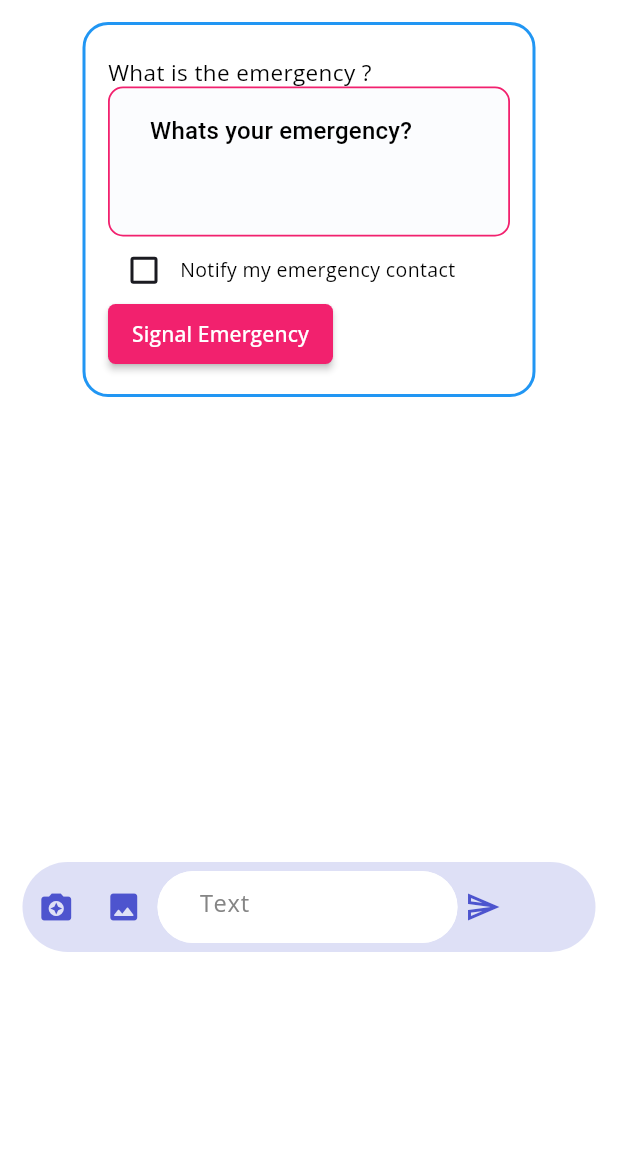
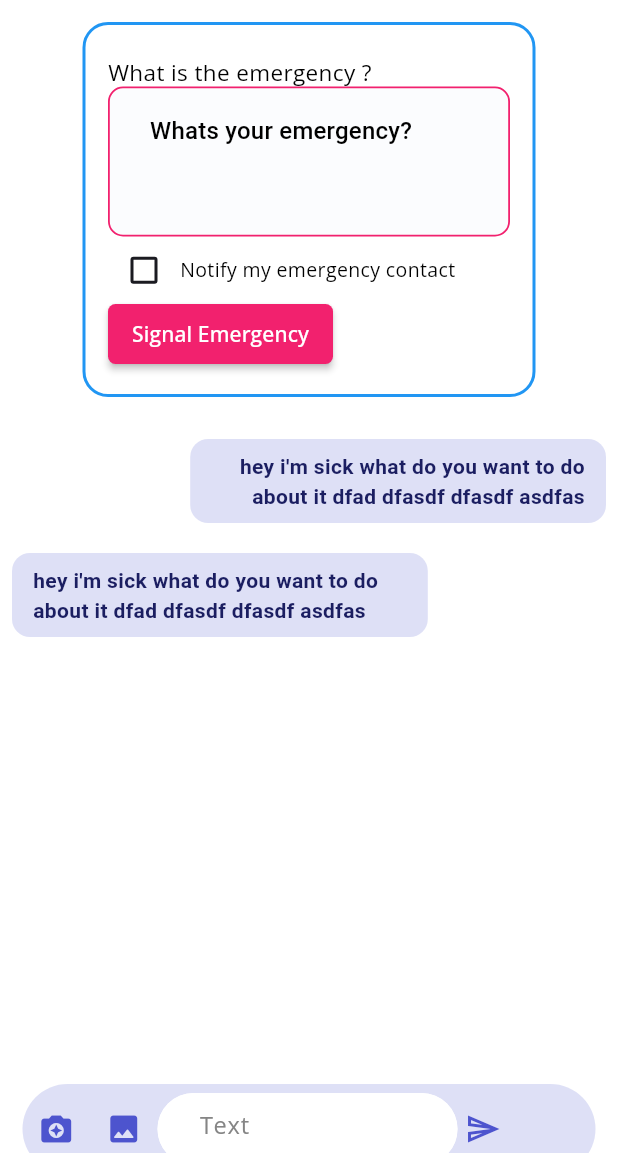
Before and after one commit to winninggodspower/mobi_health, a Flutter app: the ChatScreen screen opened directly, after a tap on "Signal Emergency", on a phone screen of 412 x 824 dp, the part 83-1236 px from its top. Run offline on Flutter 3.47's test engine with Material 3 defaults, Android fonts, the phone set to English and light mode, and no system bars; our stand-ins replace cloud_firestore, country_picker, firebase_auth, firebase_core, flutter_local_notifications, flutter_svg and 7 more; missing offline and left inert: dart:ffi, health, workmanager; accounts and stored records are empty; Roboto replaces fonts that are missing (Alegreya).

Commit message:
add chat bubble

```diff
--- a/lib/pages/dashboard_pages/chat_page/chat_screen.dart
+++ b/lib/pages/dashboard_pages/chat_page/chat_screen.dart
@@ -1,10 +1,8 @@
+import 'dart:ffi';
+
 import 'chat_widget.dart';
 import '../action_dropDown/export_action_drop_down.dart';
 import 'package:mobi_health/svg_assets.dart';
-
-
-
-// bool isSignalClick = false;
 
 
 class ChatScreen extends StatefulWidget {
@@ -19,6 +17,7 @@ class _ChatScreenState extends State<ChatScreen> {
   Widget build(BuildContext context) {
     return Scaffold(
         backgroundColor: AppColors.backgroundColor,
+        // bottomNavigationBar: ,
         body: SafeArea(
             child: Container(
                 // color: Colors.red,
@@ -91,10 +90,74 @@ class _ChatScreenState extends State<ChatScreen> {
                       const SizedBox(
                         height: 10,
                       ),
+                      const    Padding(
+                        padding: const EdgeInsets.all(8.0),
+                        child: Column(
+                          children: [
+                            ChatBubble(
+                              isMe: true,
+                              message: 'hey i\'m sick what do you want to do about it dfad dfasdf dfasdf asdfas',
+                              ),
+                            SizedBox(height: 20,),
+                            ChatBubble(
+                              message: 'hey i\'m sick what do you want to do about it dfad dfasdf dfasdf asdfas',
+                              ),
+                          ],
+                        ),
+                      ),
                       const ChatBox()
                     ],
                   ),
                 ))));
+  }
+}
+
+class ChatBubble extends StatelessWidget {
+  final bool isMe;
+  final String message;
+
+  const ChatBubble({
+    super.key,
+    required this.message,
+    this.isMe = false,
+  });
+
+  @override
+  Widget build(BuildContext context) {
+    return LayoutBuilder(
+      builder: (context, constraints) {
+        double maxWidth = constraints.maxWidth * 0.7;
+        return Row(
+          mainAxisAlignment: isMe ? MainAxisAlignment.end: MainAxisAlignment.start,
+          children: [
+            Container(
+              constraints: BoxConstraints(
+                maxWidth: maxWidth, // Set the maximum width to 70% of the screen width
+              ),
+              decoration: BoxDecoration(
+                color: AppColors.primary_200Color,
+                borderRadius: BorderRadius.circular(12),
+              ),
+              padding: const EdgeInsets.symmetric(
+                  horizontal: 14, vertical: 8),
+              child: Text(
+                message,
+                softWrap: true,
+                style: Theme.of(context)
+                    .textTheme
+                    .bodyMedium!
+                    .copyWith(
+                      fontSize: 14,
+                      color: AppColors.primary_800Color,
+                      fontWeight: FontWeight.w700,
+                    ),
+                textAlign: isMe? TextAlign.end: TextAlign.start,
+              ),
+            ),
+          ],
+        );
+      }
+    );
   }
 }
 
--- a/lib/pages/dashboard_pages/components/dashboard_profile_notification.dart
+++ b/lib/pages/dashboard_pages/components/dashboard_profile_notification.dart
@@ -1,14 +1,12 @@
 import 'package:flutter_svg/svg.dart';
-import 'package:firebase_auth/firebase_auth.dart';
 import '../action_dropDown/export_action_drop_down.dart';
 import 'package:mobi_health/svg_assets.dart' as svg_assets;
 import 'package:mobi_health/providers/authentication_provider.dart';
-import 'package:mobi_health/providers/device_permission_provider.dart';
 import 'package:mobi_health/pages/authentication/patient_pages/onBoardingSignup.dart';
 
 class DashboardProfileNotificationWidget extends StatelessWidget {
-  Color imageColor;
-  Color notificationColor;
+  final Color imageColor;
+  final Color notificationColor;
   final GlobalKey _key = GlobalKey();
 
   DashboardProfileNotificationWidget({
--- a/lib/pages/dashboard_pages/expert_chat_dashboard_page.dart
+++ b/lib/pages/dashboard_pages/expert_chat_dashboard_page.dart
@@ -1,6 +1,7 @@
 import 'package:cloud_firestore/cloud_firestore.dart';
 import 'package:flutter/material.dart';
 import 'package:google_fonts/google_fonts.dart';
+import 'package:mobi_health/pages/dashboard_pages/action_dropDown/export_action_drop_down.dart';
 import 'package:mobi_health/pages/dashboard_pages/components/dashboard_profile_notification.dart';
 import 'package:mobi_health/providers/authentication_provider.dart';
 import 'package:mobi_health/theme.dart';
@@ -33,7 +34,6 @@ class _ExpertChatDashboardPageState extends State<ExpertChatDashboardPage> {
 
   @override
   Widget build(BuildContext context) {
-    final authProvider = context.watch<AuthenticationProvider>();
 
     return SafeArea(
         child: Padding(
@@ -196,7 +196,11 @@ class _ExpertChatNotificationState extends State<ExpertChatNotification> {
 
   @override
   Widget build(BuildContext context) {
-    return Container(
+    return InkWell(
+      onTap: (){
+        navigateTo(const ChatScreen());
+      },
+      child: Container(
         decoration: BoxDecoration(color: widget.bgColor),
         padding: const EdgeInsets.symmetric(horizontal: 24, vertical: 28),
         child: Row(
@@ -250,6 +254,7 @@ class _ExpertChatNotificationState extends State<ExpertChatNotification> {
             ]),
           ],
         ),
+      )
     );
   }
 }
```
Also changed, not shown: pubspec.lock, 1 other file. Lines whose indentation alone changed are shown as unchanged.
